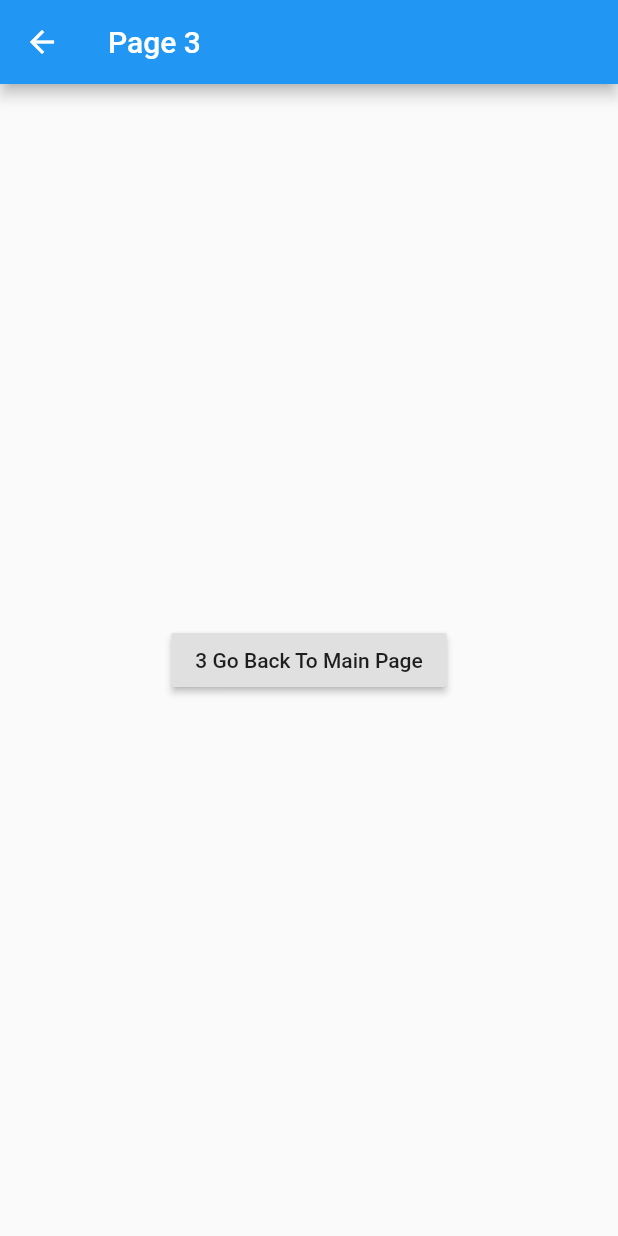
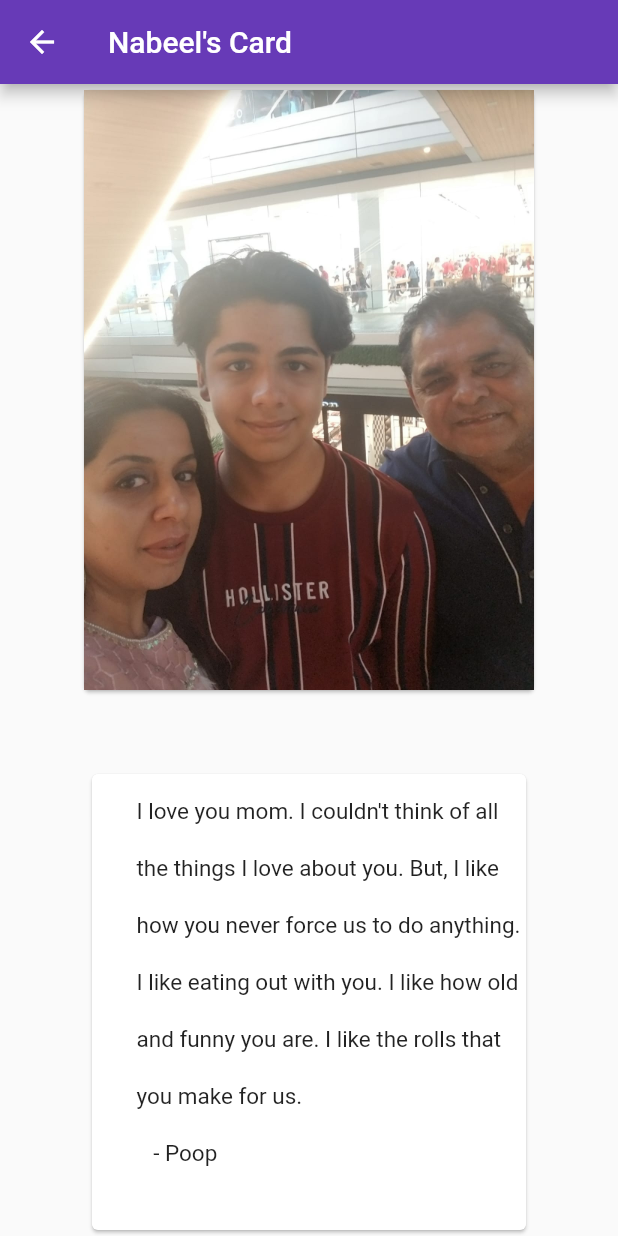
Before and after one commit to epiczain1234/MothersDayApp, a Flutter app: the Page3 screen opened by its route, on a phone screen of 412 x 824 dp. Run offline on Flutter 3.47's test engine with Material 2 defaults, Android fonts, the phone set to English and light mode, and no system bars; our stand-ins replace video_player.

Commit message:
Project is Now Finished

```diff
--- a/lib/main.dart
+++ b/lib/main.dart
@@ -34,7 +34,7 @@ class _BackgroundVideoState extends State<BackgroundVideo> {
   void initState() {
     super.initState();
     _controller = VideoPlayerController.asset(
-        'videos/drops.mp4')
+        'videos/hearts.mp4')
       ..initialize().then((_) {
         _controller.play();
         _controller.setLooping(true);
@@ -62,28 +62,29 @@ class _BackgroundVideoState extends State<BackgroundVideo> {
             ),
 
             Align(
-              alignment: Alignment.center,
+              alignment: Alignment.topRight,
               child: Container(
                   child: FlatButton(
                        onPressed: (){
                          Navigator.of(context).pushNamed("/pageone");
                        },
-                     padding: EdgeInsets.all(1.0),
+                     padding: EdgeInsets.all(3.0),
                     child: Image.asset('videos/zain.PNG',
-                    width: 300,
-                    height: 300
-                    ,)
+                    width: 100,
+                    height: 100,
+                    ),
+
                     )
                     )
             ),
              Align(
-            alignment: Alignment.bottomCenter,
+            alignment: Alignment.bottomLeft,
           child: Container(
                 child: FlatButton(
                        onPressed: (){
                          Navigator.of(context).pushNamed("/pagetwo");
                        },
-                     padding: EdgeInsets.all(1.0),
+                     padding: EdgeInsets.all(3.0),
                     child: Image.asset('videos/ilham.PNG',
                     width: 100,
                     height: 100
@@ -92,13 +93,13 @@ class _BackgroundVideoState extends State<BackgroundVideo> {
                     )
             ),
             Align(
-            alignment: Alignment.topRight,
+            alignment: Alignment.bottomRight,
            child: Container(
                   child: FlatButton(
                        onPressed: (){
                          Navigator.of(context).pushNamed("/pagethree");
                        },
-                     padding: EdgeInsets.all(1.0),
+                     padding: EdgeInsets.all(3.0),
                     child: Image.asset('videos/nabeel.PNG',
                     width: 100,
                     height: 100
@@ -113,7 +114,7 @@ class _BackgroundVideoState extends State<BackgroundVideo> {
                        onPressed: (){
                          Navigator.of(context).pushNamed("/pagefour");
                        },
-                     padding: EdgeInsets.all(1.0),
+                     padding: EdgeInsets.all(3.0),
                     child: Image.asset('videos/hanya.PNG',
                     width: 100,
                     height: 100
--- a/lib/pageFour.dart
+++ b/lib/pageFour.dart
@@ -5,15 +5,47 @@ class Page4 extends StatelessWidget{
   Widget build (BuildContext context){
     return  Scaffold(
       appBar: AppBar(
-        title: Text('Page 4')
+        title: Text('Hanya\'s Card'),
+        backgroundColor: Colors.deepPurple,
       ),
-      body: Center(
-        child: RaisedButton(
-        onPressed: (){
-          Navigator.pop(context);
-            },
-            child: Text('4 Go Back To Main Page')
-          )
+      body:Stack(
+        children: <Widget>[
+          Align(
+            alignment: Alignment.bottomCenter,
+            child: Card(child:
+        Text('''
+      Happy Mother's Day Mommy❤️❤️
+      I love our weekly outings, açaí bowl cravings,
+      and our nightly gossip circle😝 Your the best
+      mom in the world and I really appreciate all
+      that you do for me.Whether it’s making us lunch,
+      Taking us to and from school, Or simply driving
+      me to Aventura for no reason just because I want
+      to,you are selfless in all situations and make
+      me feel so special🥰🥰.I love you so much and
+      I hope you have a good day bestfriend😘😘.
+      - Hanya
+        ''',
+        style: TextStyle(fontSize:15,
+        height: 1.5
+
+        ),
+        ),
+        )
+        ),
+        Align(
+          alignment: Alignment.topCenter,
+          child: Card(
+          child: Image.asset(
+            'videos/hanya2.jpg',
+            height: 400,
+            width: 300,
+            ),
+
+        )
+        )
+        ],
+
         )
       );
   }
--- a/lib/pageOne.dart
+++ b/lib/pageOne.dart
@@ -5,32 +5,47 @@ class Page1 extends StatelessWidget{
   @override
   Widget build (BuildContext context){
     return  Scaffold(
-      backgroundColor: Colors.lightBlue,
       appBar: AppBar(
-        title: Text('Page 1')
+        title: Text('Zain\'s Card'),
+        backgroundColor: Colors.deepPurple
       ),
       body: Stack(
         children: <Widget>[
-
           Align(
-            child: Card(
-              child: Image.asset('videos/sample.jpg',
+            alignment: Alignment.bottomCenter,
+            child: Card(child:
+        Text('''
+      Hi Mom,
+      Just Wanted to tell you that
+      I appreciate you and everything
+      you do. I appreciate how
+      you work hard for us, how you cook for us
+      how you care for us, and most of all:
+      how much you love us. Since I appreciated
+      you so much, I decided to make you this
+      App. I love you mom.
+      - Zain
+        ''',
+        style: TextStyle(fontSize:15,
+        height: 2.0
         ),
-              shape: RoundedRectangleBorder(
-                borderRadius: BorderRadius.all(Radius.circular(4.0))
+        ),
         )
-            ) ,
-            alignment: Alignment.topCenter,
         ),
         Align(
+          alignment: Alignment.topCenter,
           child: Card(
-              child: Text('Booty'),
+          child: Image.asset(
+            'videos/zain2.jpg',
+            height: 300,
+            width: 425,
+            ),
 
         )
         )
+        ],
 
-        ],
-      ),
+        ) ,
 
       );
   }
--- a/lib/pageThree.dart
+++ b/lib/pageThree.dart
@@ -5,15 +5,42 @@ class Page3 extends StatelessWidget{
   Widget build (BuildContext context){
     return  Scaffold(
       appBar: AppBar(
-        title: Text('Page 3')
+        title: Text('Nabeel\'s Card'),
+        backgroundColor: Colors.deepPurple
       ),
-      body: Center(
-        child: RaisedButton(
-        onPressed: (){
-          Navigator.pop(context);
-            },
-            child: Text('3 Go Back To Main Page')
-          )
+      body: Stack(
+        children: <Widget>[
+          Align(
+            alignment: Alignment.bottomCenter,
+            child: Card(child:
+        Text('''
+        I love you mom. I couldn't think of all
+        the things I love about you. But, I like
+        how you never force us to do anything.
+        I like eating out with you. I like how old
+        and funny you are. I like the rolls that
+        you make for us.
+           - Poop
+        ''',
+        style: TextStyle(fontSize:15,
+        height: 2.5
+        ),
+        ),
+        )
+        ),
+        Align(
+          alignment: Alignment.topCenter,
+          child: Card(
+          child: Image.asset(
+            'videos/nabeel2.jpg',
+            height: 400,
+            width: 300,
+            ),
+
+        )
+        )
+        ],
+
         )
       );
   }
--- a/lib/pageTwo.dart
+++ b/lib/pageTwo.dart
@@ -4,16 +4,53 @@ class Page2 extends StatelessWidget{
   @override
   Widget build (BuildContext context){
     return  Scaffold(
+
       appBar: AppBar(
-        title: Text('Page 2')
+        title: Text('Ilham\'s Card'),
+        backgroundColor: Colors.deepPurple
       ),
-      body: Center(
-        child: RaisedButton(
-        onPressed: (){
-          Navigator.pop(context);
-            },
-            child: Text(' 2 Go Back To Main Page')
-          )
+      body: Stack(
+        children: <Widget>[
+          Align(
+            alignment: Alignment.bottomCenter,
+            child: Card(child:
+        Text('''
+        To the one I loved since the day I was born
+        The days I was working are that of mourn
+        To the one who showed me light at my worst times
+        Yelling at her is of my biggest crimes
+
+        To the best woman I have ever known
+        Her actions show that she deserves a throne
+        To the one I look up to and aspire to be
+        She’s shown me to never take defeat
+
+        To the one who never threw me away
+        I wish you a happy mother’s day
+        -Ilham Mukati
+        ''',
+        style: TextStyle
+        (fontSize:14,
+        fontStyle: FontStyle.italic,
+        height: 2.0
+        ),
+
+
+
+
+        ),
+        )
+        ),
+        Card(
+          child: Image.asset(
+            'videos/ilham2.jpg',
+            height: 300,
+            width: 425,
+            alignment: Alignment.topCenter,
+            ),
+        )
+        ],
+
         )
       );
   }
```
Also changed, not shown: pubspec.yaml (+8 -2 lines), videos/hanya2.jpg (added), videos/ilham2.JPG (added), videos/nabeel2.jpg (added), videos/sample.jpg (deleted), videos/zain2.jpg (added), 2 other files. Lines whose indentation alone changed are shown as unchanged.
